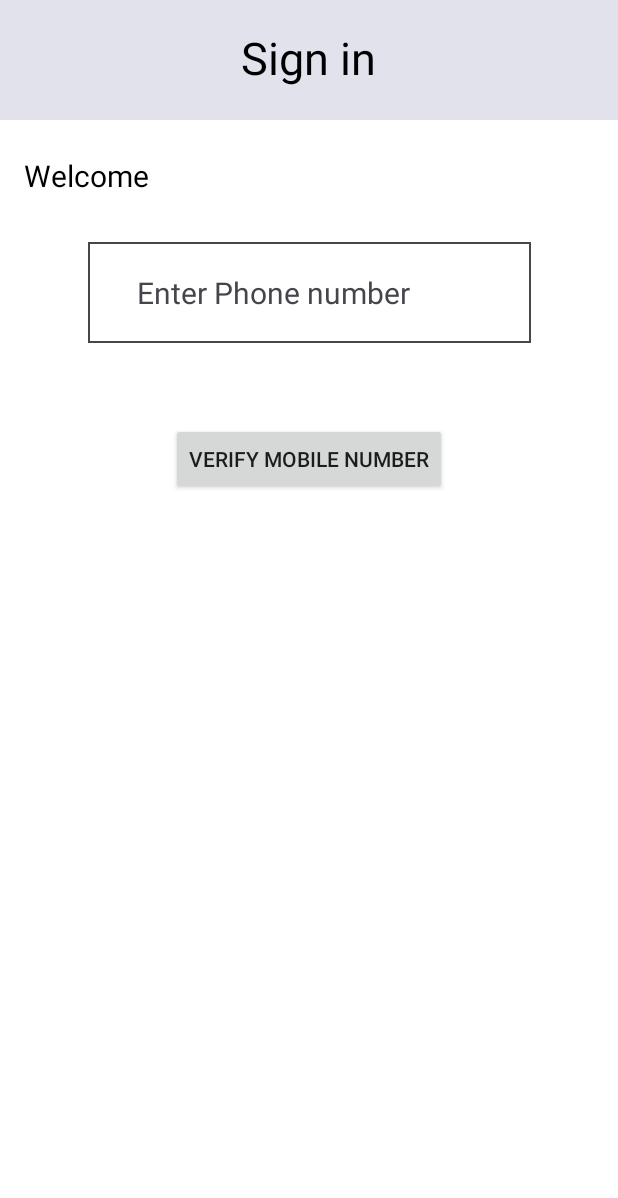
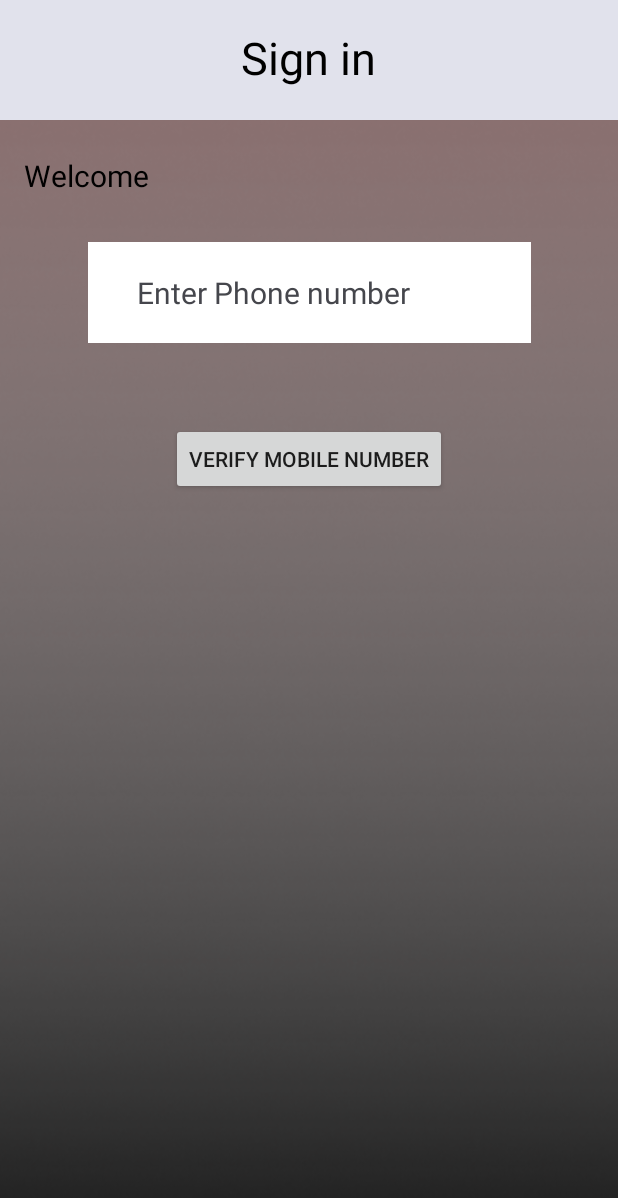
Before and after one commit to VISHNUPRABHU-170/ODOP-app, an Android app: the screen it shows after launch (LoginActivity), on a phone screen of 412 x 824 dp. Shown: the top 1198 px of the screen. Run offline under Robolectric (Android 15) with nearby library versions, the light colour scheme and no system bars; our stand-ins replace Firebase (no records; nobody signed in at launch, a user with empty details on screens opened directly).

Commit message:
FOOD app

```diff
--- a/app/src/main/res/layout/activity_login.xml
+++ b/app/src/main/res/layout/activity_login.xml
@@ -4,7 +4,7 @@
     xmlns:tools="http://schemas.android.com/tools"
     android:layout_width="match_parent"
     android:layout_height="match_parent"
-    android:background="@color/white"
+    android:background="@drawable/back"
     tools:context=".login.LoginActivity">
 
     <TextView
@@ -43,7 +43,7 @@
         android:layout_height="67dp"
         android:layout_marginStart="90dp"
         android:layout_marginEnd="90dp"
-        android:background="@drawable/border"
+        android:background="@color/white"
         android:ems="10"
         android:hint="       Enter Phone number"
         android:inputType="numberSigned"
--- a/app/src/main/res/layout/activity_main.xml
+++ b/app/src/main/res/layout/activity_main.xml
@@ -38,4 +38,5 @@
         app:layout_constraintTop_toTopOf="parent"
         app:layout_constraintVertical_bias="0.925" />
 
+
 </androidx.constraintlayout.widget.ConstraintLayout>
```
Also changed, not shown: app/src/main/res/drawable/back.png (added).
